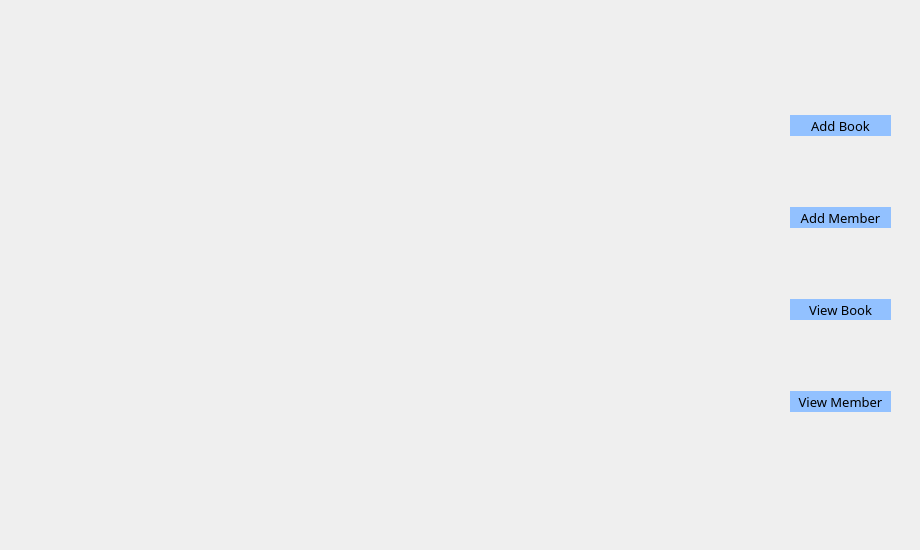
Old version of the form window.ui in the repository AmirNikravan/lms.
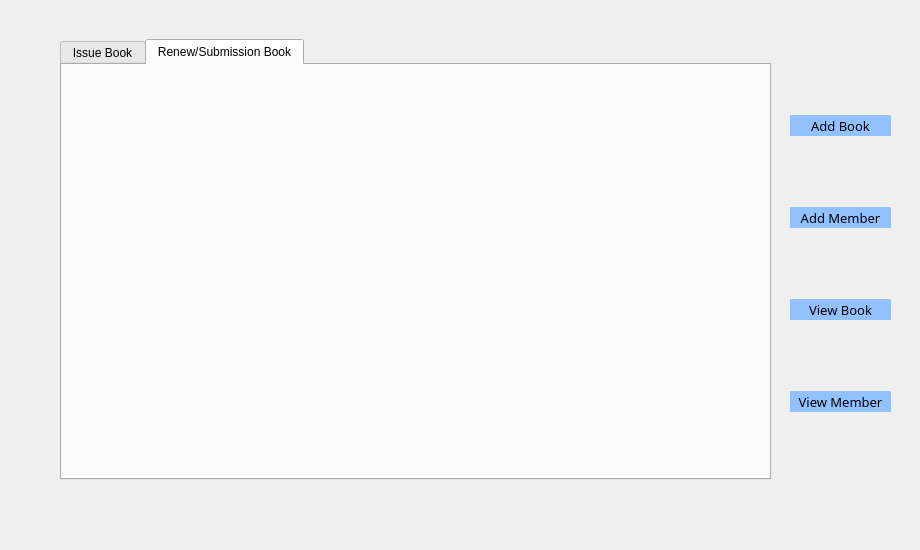
New version of the form. Icons and pictures are not drawn.

Commit message: add tab widget

The edit to the form file:
```diff
--- a/window.ui
+++ b/window.ui
@@ -14,6 +14,32 @@
    <string>LMS</string>
   </property>
   <widget class="QWidget" name="centralwidget">
+   <widget class="QTabWidget" name="tabWidget">
+    <property name="geometry">
+     <rect>
+      <x>60</x>
+      <y>39</y>
+      <width>711</width>
+      <height>441</height>
+     </rect>
+    </property>
+    <property name="tabShape">
+     <enum>QTabWidget::Rounded</enum>
+    </property>
+    <property name="currentIndex">
+     <number>1</number>
+    </property>
+    <widget class="QWidget" name="tab">
+     <attribute name="title">
+      <string>Issue Book</string>
+     </attribute>
+    </widget>
+    <widget class="QWidget" name="tab_2">
+     <attribute name="title">
+      <string>Renew/Submission Book</string>
+     </attribute>
+    </widget>
+   </widget>
    <widget class="QWidget" name="">
     <property name="geometry">
      <rect>
```
